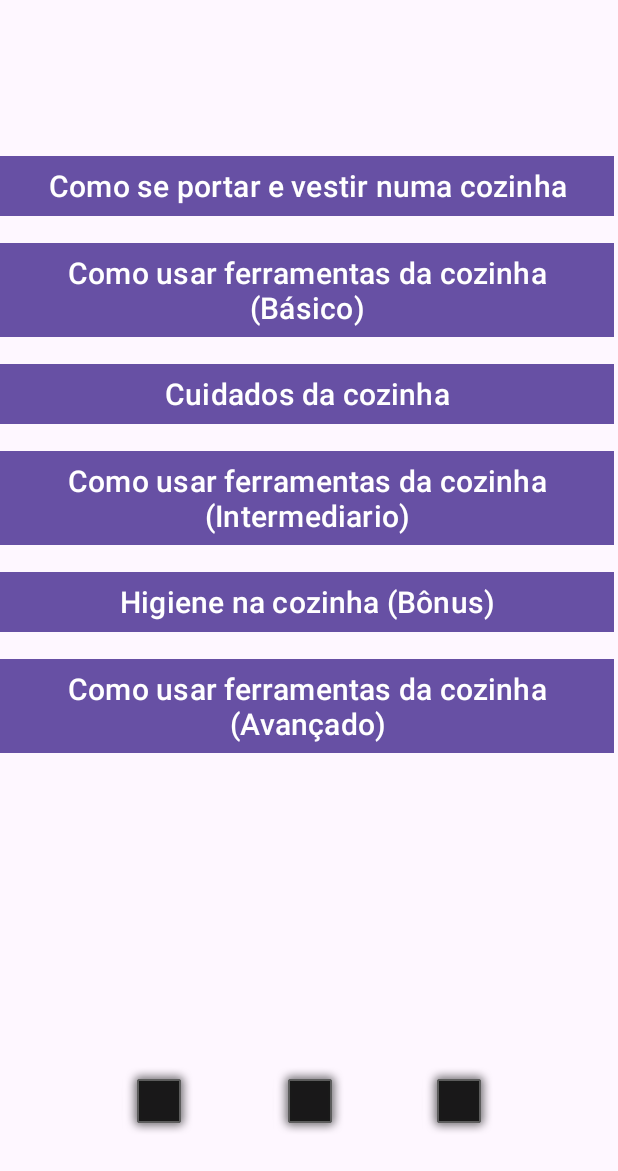
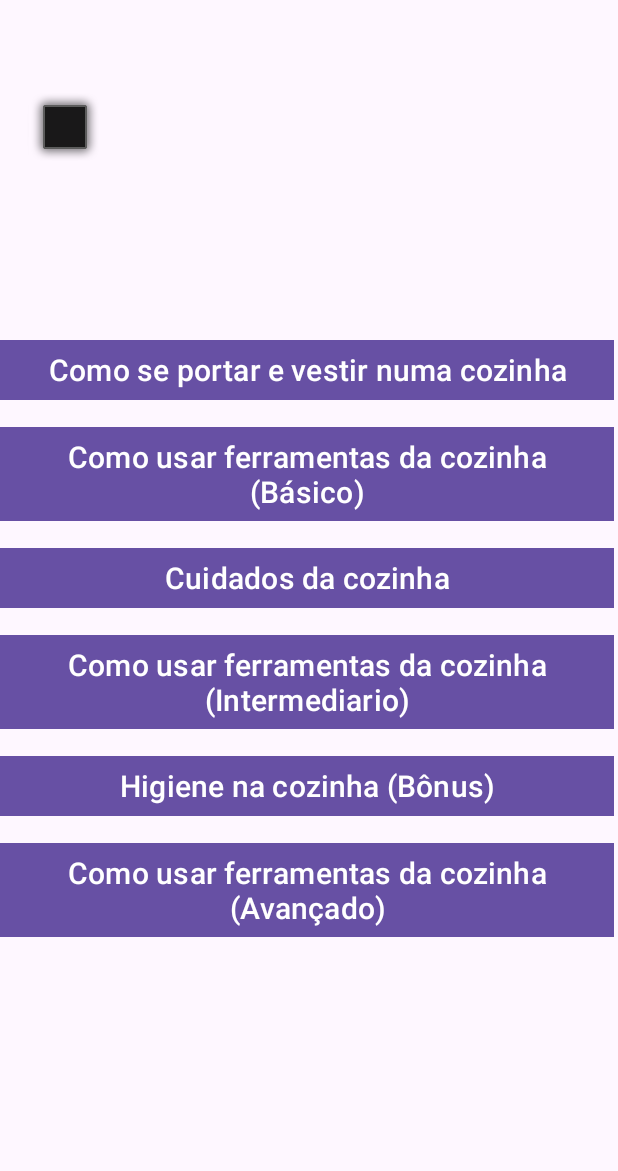
Before and after one commit to LaysonGabrielLopesDosSantos/CakeAndArt, an Android app: the Tutorial_Screen screen opened directly, with no data from a screen before it, on a phone screen of 412 x 824 dp. Shown: the top 1171 px of the screen. Run offline under Robolectric (Android 15) with nearby library versions, the phone set to English and light mode, and no system bars.

Commit message:
Atualização

```diff
--- a/app/src/main/AndroidManifest.xml
+++ b/app/src/main/AndroidManifest.xml
@@ -12,6 +12,9 @@
         android:supportsRtl="true"
         android:theme="@style/Theme.CakeArt"
         tools:targetApi="31">
+        <activity
+            android:name=".Login"
+            android:exported="false" />
         <activity
             android:name=".Posts_Screen"
             android:exported="false" />
--- /dev/null
+++ b/app/src/main/res/layout/login_main.xml
@@ -0,0 +1,6 @@
+<?xml version="1.0" encoding="utf-8"?>
+<androidx.constraintlayout.widget.ConstraintLayout xmlns:android="http://schemas.android.com/apk/res/android"
+    android:layout_width="match_parent"
+    android:layout_height="match_parent">
+
+</androidx.constraintlayout.widget.ConstraintLayout>
--- a/app/src/main/res/layout/tutorial_main.xml
+++ b/app/src/main/res/layout/tutorial_main.xml
@@ -7,60 +7,15 @@
     android:layout_height="match_parent"
     tools:context=".Tutorial_Screen">
 
-    <ImageView
-        android:id="@+id/moreButton"
-        android:layout_width="wrap_content"
-        android:layout_height="wrap_content"
-        android:layout_marginStart="181dp"
-        android:layout_marginTop="665dp"
-        android:layout_marginEnd="180dp"
-        android:layout_marginBottom="16dp"
-        android:clickable="true"
-        android:onClick="AtiveMore"
-        app:layout_constraintBottom_toBottomOf="parent"
-        app:layout_constraintEnd_toEndOf="parent"
-        app:layout_constraintStart_toStartOf="parent"
-        app:layout_constraintTop_toTopOf="parent"
-        app:srcCompat="@android:drawable/alert_dark_frame" />
-
-    <ImageView
-        android:id="@+id/perfilButton"
-        android:layout_width="wrap_content"
-        android:layout_height="wrap_content"
-        android:layout_marginStart="250dp"
-        android:layout_marginTop="665dp"
-        android:layout_marginEnd="50dp"
-        android:layout_marginBottom="16dp"
-        android:clickable="true"
-        android:onClick="AtivePerfil"
-        app:layout_constraintBottom_toBottomOf="parent"
-        app:layout_constraintEnd_toEndOf="parent"
-        app:layout_constraintStart_toStartOf="parent"
-        app:layout_constraintTop_toTopOf="parent"
-        app:srcCompat="@android:drawable/alert_dark_frame" />
-
-    <ImageView
-        android:id="@+id/mainButton"
-        android:layout_width="wrap_content"
-        android:layout_height="wrap_content"
-        android:layout_marginStart="50dp"
-        android:layout_marginTop="665dp"
-        android:layout_marginEnd="250dp"
-        android:layout_marginBottom="16dp"
-        android:clickable="true"
-        android:onClick="AtiveMain"
-        app:layout_constraintBottom_toBottomOf="parent"
-        app:layout_constraintEnd_toEndOf="parent"
-        app:layout_constraintStart_toStartOf="parent"
-        app:layout_constraintTop_toTopOf="parent"
-        app:srcCompat="@android:drawable/alert_dark_frame" />
-
     <LinearLayout
+        android:id="@+id/linearLayout"
         android:layout_width="409dp"
         android:layout_height="663dp"
         android:orientation="vertical"
-        tools:layout_editor_absoluteX="1dp"
-        tools:layout_editor_absoluteY="1dp">
+        app:layout_constraintBottom_toBottomOf="parent"
+        app:layout_constraintTop_toTopOf="parent"
+        app:layout_constraintVertical_bias="0.764"
+        tools:layout_editor_absoluteX="1dp">
 
         <Button
             android:id="@+id/Tutorial_2"
@@ -120,4 +75,18 @@
 
     </LinearLayout>
 
+    <ImageView
+        android:id="@+id/Volte"
+        android:layout_width="wrap_content"
+        android:layout_height="wrap_content"
+        android:layout_marginEnd="325dp"
+        android:layout_marginBottom="650dp"
+        android:clickable="true"
+        android:onClick="AtivePerfil"
+        app:layout_constraintBottom_toBottomOf="parent"
+        app:layout_constraintEnd_toEndOf="parent"
+        app:layout_constraintStart_toStartOf="parent"
+        app:layout_constraintTop_toTopOf="parent"
+        app:srcCompat="@android:drawable/alert_dark_frame" />
+
 </androidx.constraintlayout.widget.ConstraintLayout>
```
Also changed, not shown: app/src/main/java/com/layson/cakeart/Login.java (added, +24 -0 lines), app/src/main/res/layout/logo_main.xml (deleted, +0 -24 lines), app/src/main/res/layout/posts_main.xml (+14 -35 lines), app/src/main/res/layout/recentes_main.xml (+21 -14 lines).
